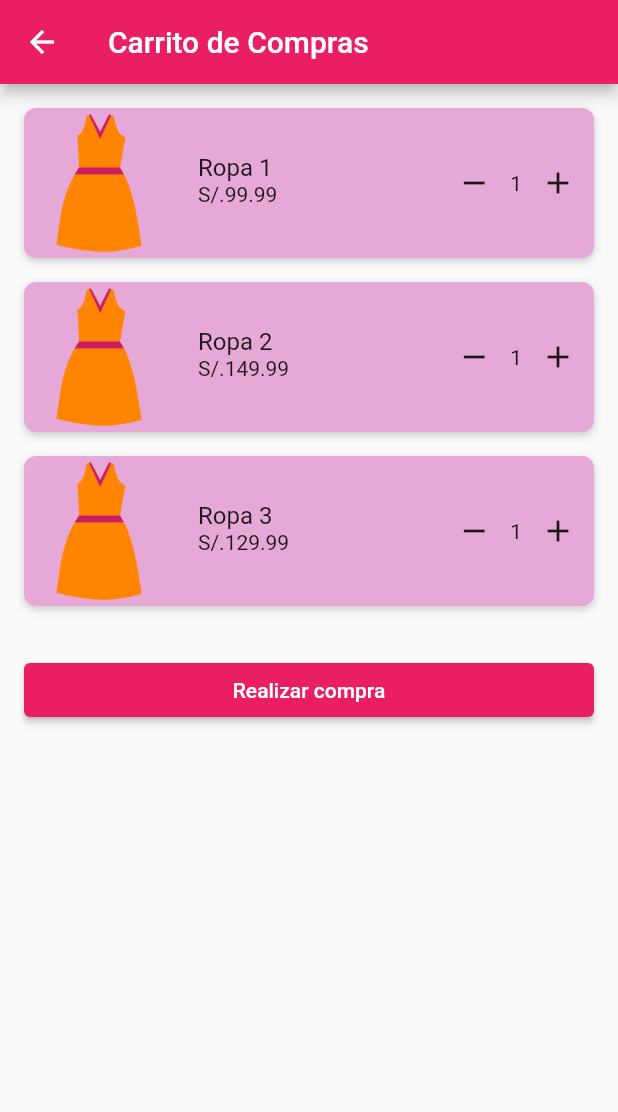
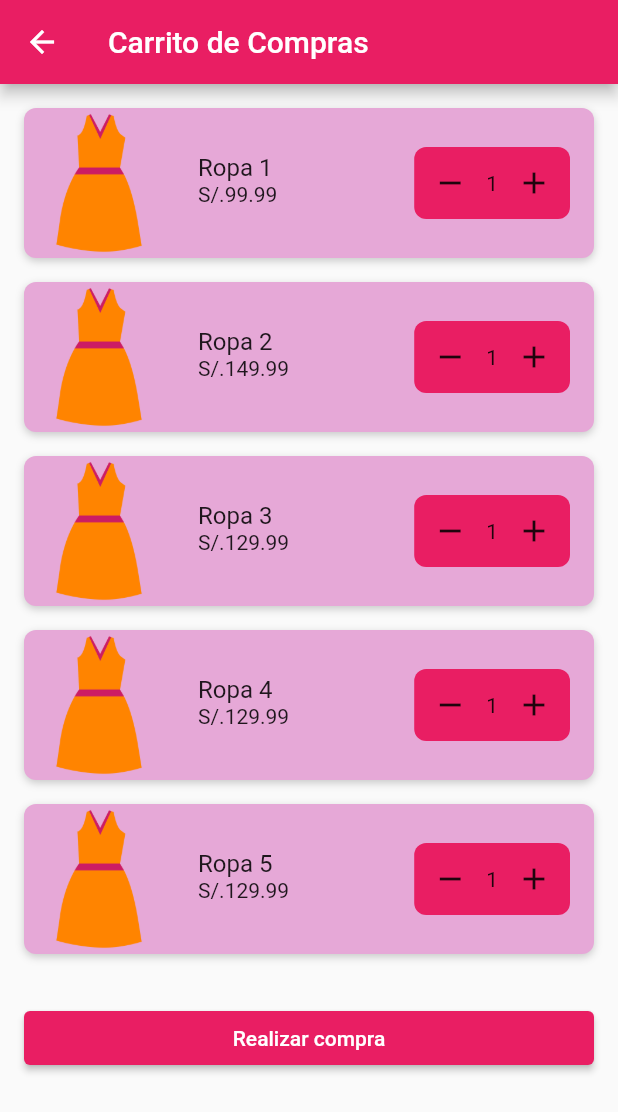
Before and after one commit to Jankarurosu/DressDeCode, a Flutter app: the ShoppingCart screen opened directly, on a phone screen of 412 x 824 dp. Shown: the top 1112 px of the screen. Run offline on Flutter 3.47's test engine with Material 2 defaults, Android fonts, the phone set to English and light mode, and no system bars.

Commit message:
Agregando mas productos y diseño a la cantidad

```diff
--- a/dressdecode/lib/views/shoppingCart.dart
+++ b/dressdecode/lib/views/shoppingCart.dart
@@ -1,4 +1,5 @@
 import 'package:flutter/material.dart';
+import 'package:flutter/services.dart';
 
 class ShoppingCart extends StatefulWidget {
   const ShoppingCart({Key? key}) : super(key: key);
@@ -27,8 +28,18 @@ class _ShoppingCartState extends State<ShoppingCart> {
             price: '149.99',
           ),
           CartItem(
-            image: 'assets/images/products/ropa_1.png',
+            image: 'assets/images/products/ropa_3.png',
             name: 'Ropa 3',
+            price: '129.99',
+          ),
+          CartItem(
+            image: 'assets/images/products/ropa_4.png',
+            name: 'Ropa 4',
+            price: '129.99',
+          ),
+          CartItem(
+            image: 'assets/images/products/ropa_5.png',
+            name: 'Ropa 5',
             price: '129.99',
           ),
           SizedBox(height: 16.0),
@@ -101,7 +112,15 @@ class CartItem extends StatelessWidget {
               ],
             ),
           ),
-          Row(
+          Padding(
+            padding: EdgeInsets.only(right: 16.0),
+            child: Container(
+              decoration: BoxDecoration(
+                color: Colors.pink,
+                borderRadius: BorderRadius.circular(8.0),
+              ),
+              child: Row(
+                mainAxisAlignment: MainAxisAlignment.spaceEvenly,
                 children: <Widget>[
                   IconButton(
                     icon: Icon(Icons.remove),
@@ -121,6 +140,8 @@ class CartItem extends StatelessWidget {
                   ),
                 ],
               ),
+            ),
+          ),
         ],
       ),
     );
```
Lines whose indentation alone changed are shown as unchanged.
